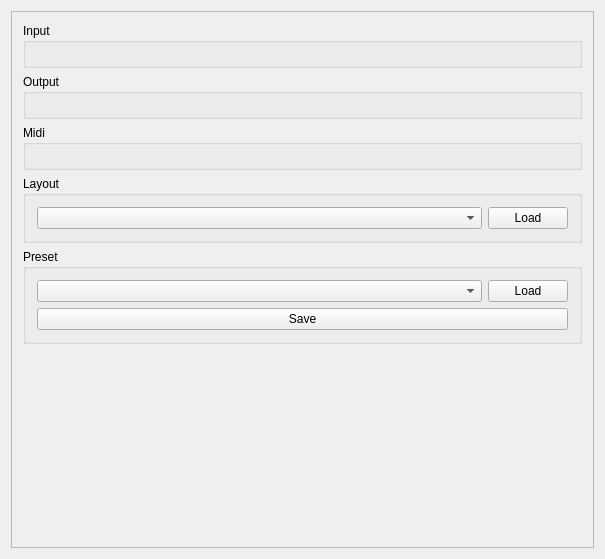
This is src/Settings/SettingsLayout.ui in chuckfairy/liborza-qt as Qt 5 draws it before an edit. The edited form follows.
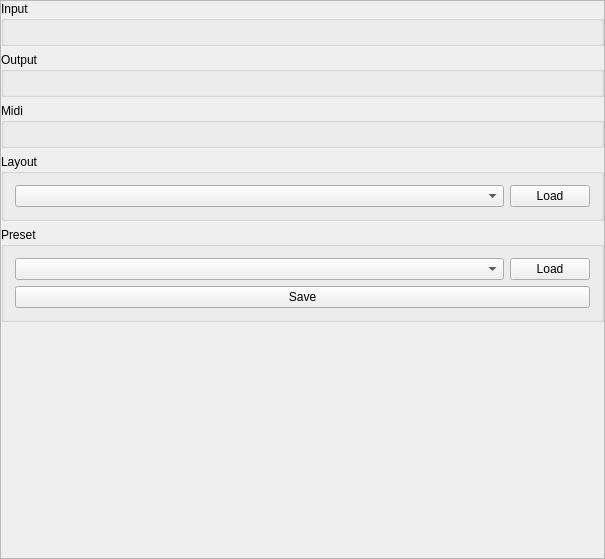
This is the edited form.

Commit message: ui cleanup, list views for all dropdowns

What changed in the file:
```diff
--- a/src/Settings/SettingsLayout.ui
+++ b/src/Settings/SettingsLayout.ui
@@ -14,8 +14,23 @@
    <string>MainWindow</string>
   </property>
   <layout class="QVBoxLayout" name="verticalLayout">
+   <property name="leftMargin">
+    <number>0</number>
+   </property>
+   <property name="topMargin">
+    <number>0</number>
+   </property>
+   <property name="rightMargin">
+    <number>0</number>
+   </property>
+   <property name="bottomMargin">
+    <number>0</number>
+   </property>
    <item>
     <widget class="QScrollArea" name="control_scroll_area">
+     <property name="verticalScrollBarPolicy">
+      <enum>Qt::ScrollBarAsNeeded</enum>
+     </property>
      <property name="widgetResizable">
       <bool>true</bool>
      </property>
@@ -24,11 +39,23 @@
        <rect>
         <x>0</x>
         <y>0</y>
-        <width>585</width>
-        <height>539</height>
+        <width>603</width>
+        <height>557</height>
        </rect>
       </property>
       <layout class="QVBoxLayout" name="verticalLayout_7">
+       <property name="leftMargin">
+        <number>0</number>
+       </property>
+       <property name="topMargin">
+        <number>0</number>
+       </property>
+       <property name="rightMargin">
+        <number>0</number>
+       </property>
+       <property name="bottomMargin">
+        <number>0</number>
+       </property>
        <item>
         <widget class="QGroupBox" name="groupBox_5">
          <property name="title">
```
The commit also changes 7 other files.
